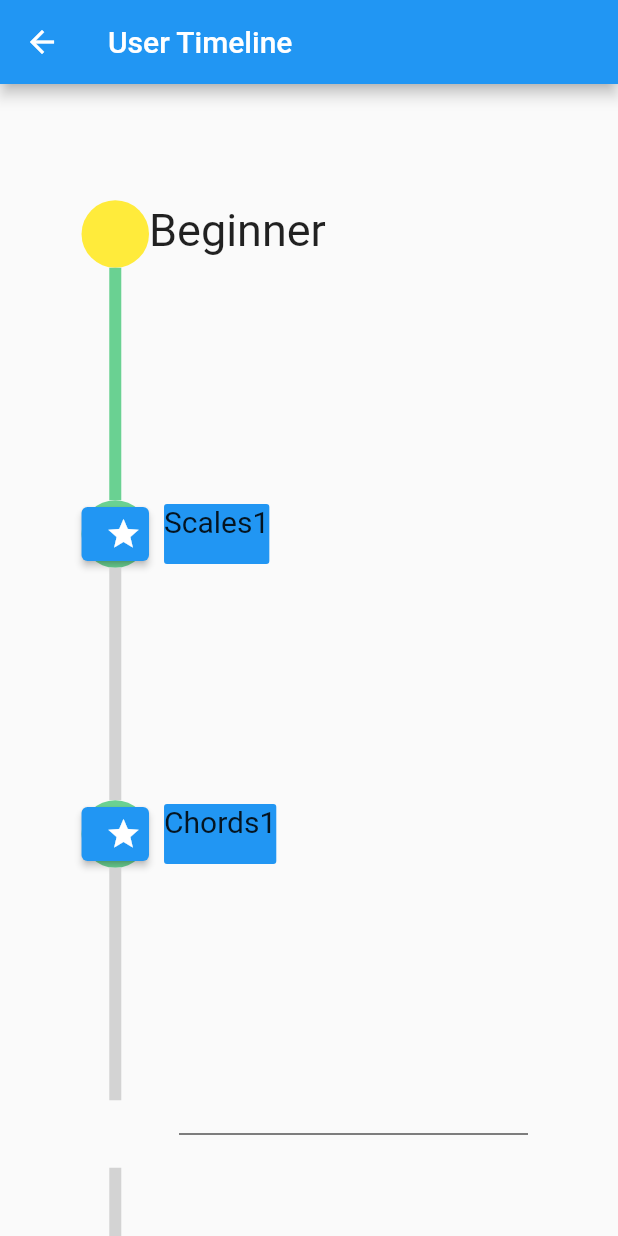
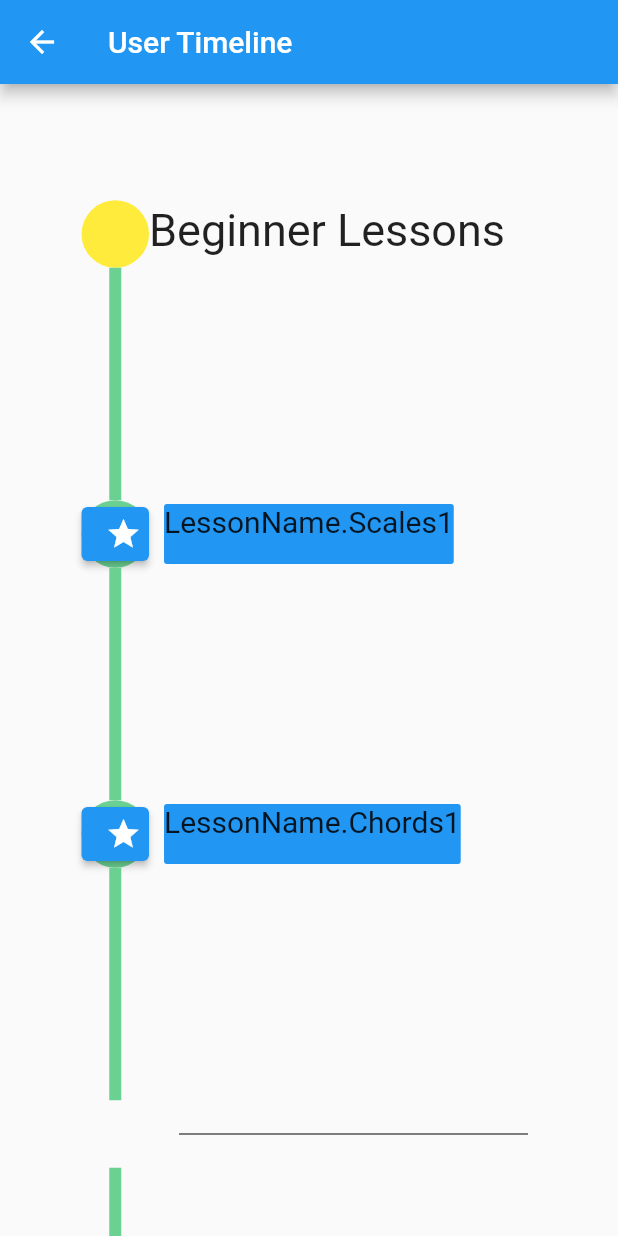
Before and after one commit to michaelmjh/capstoneMusicTheoryApp, a Flutter app: the screen it shows after launch, after a tap on "Timeline", on a phone screen of 412 x 824 dp. Run offline on Flutter 3.47's test engine with Material 2 defaults, Android fonts, the phone set to English and light mode, and no system bars; drawn by our look-alikes of timelines; our stand-ins replace card_swiper; missing offline and left inert: dart:ffi.

Commit message:
lesson page refactored to take in lesson objects, main file refactored to create lists of lessons, timeline refactored to work with lesson objects

```diff
--- a/client/music_elephant/lib/LessonAssets/lesson_assets.dart
+++ b/client/music_elephant/lib/LessonAssets/lesson_assets.dart
@@ -17,8 +17,18 @@ Lesson scales1 = Lesson(
   level: Level.beginner,
 );
 
-Lesson chords1 =
-    Lesson(name: LessonName.Chords1, slides: [], level: Level.beginner);
+Lesson chords1 = Lesson(
+    name: LessonName.Chords1,
+    slides: [
+      scalesSlide1,
+      scalesSlide2,
+      scalesSlide3,
+      scalesSlide4,
+      scalesSlide5,
+      scalesSlide6,
+      scalesSlide7
+    ],
+    level: Level.beginner);
 
 Lesson scales2 =
     Lesson(name: LessonName.Scales2, slides: [], level: Level.intermediate);
--- a/client/music_elephant/lib/LessonAssets/lesson_model.dart
+++ b/client/music_elephant/lib/LessonAssets/lesson_model.dart
@@ -20,7 +20,13 @@ enum LessonName {
   Scales2,
   Chords2,
   Scales3,
-  Chords3
+  Chords3,
+  DummyBeginner,
+  DummyIntermediate,
+  DummyAdvanced,
+  DummyBegEnd,
+  DummyIntEnd,
+  DummyAdvEnd
 }
 
 class LessonSlide {
--- a/client/music_elephant/lib/main.dart
+++ b/client/music_elephant/lib/main.dart
@@ -41,8 +41,15 @@ class _MyAppState extends State<MyApp> {
 
   var selectedProfile = "";
 
-  var lessons = [scales1];
-  var currentLesson = scales1;
+  var lessons = [scales1, scales2, scales3, chords1, chords2, chords3];
+  var completedLessons = [scales1, chords1, scales2];
+  var selectedLesson;
+
+  void setSelectedLesson(lesson) {
+    setState(() {
+      selectedLesson = lesson;
+    });
+  }
 
   void setSelectedProfile(newProfile) {
     setState(() {
@@ -88,7 +95,7 @@ class _MyAppState extends State<MyApp> {
         '/': (context) => const HomePage(),
         '/quiz': (context) =>
             Quiz(selectedQuestions, updateProgress, quizGenerator),
-        '/lesson': (context) => Lesson(lessons[0]),
+        '/lesson': (context) => Lesson(selectedLesson),
         '/landingpage': (context) => LandingPage(
               progress,
               currentDifficulty,
@@ -96,7 +103,7 @@ class _MyAppState extends State<MyApp> {
         '/journey': (context) => Journey(selectedProfile, quizGenerator),
         '/users': (context) => UserContainer(users, setSelectedProfile),
         '/profile': (context) => SpecificProfile(selectedProfile),
-        '/timeline': (countext) => Timeline(),
+        '/timeline': (countext) => Timeline(lessons, completedLessons, setSelectedLesson),
       },
     );
   }
--- a/client/music_elephant/lib/timeline.dart
+++ b/client/music_elephant/lib/timeline.dart
@@ -8,60 +8,61 @@ import 'package:timelines/timelines.dart';
 
 import 'dart:math';
 
+import 'LessonAssets/lesson_model.dart';
+import 'QuestionAssets/Enums/level.dart';
+
 class Timeline extends StatefulWidget {
-  const Timeline({super.key});
+  final lessons;
+  final completedLessons;
+  final setSelectedLesson;
+
+  const Timeline(this.lessons, this.completedLessons, this.setSelectedLesson,
+      {super.key});
 
   @override
   State<Timeline> createState() => _TimelineState();
 }
 
 class _TimelineState extends State<Timeline> {
-  var kTileHeight = 50.0;
-
-  var list = [
-    {'title': 'Scales1', 'status': _TimelineStatus.done, 'level': 'beginner'},
-    {'title': 'Chords1', 'status': _TimelineStatus.done, 'level': 'beginner'},
-    {
-      'title': 'Scales2',
-      'status': _TimelineStatus.todo,
-      'level': 'intermediate'
-    },
-    {
-      'title': 'Chords2',
-      'status': _TimelineStatus.todo,
-      'level': 'intermediate'
-    },
-    {'title': 'Scales3', 'status': _TimelineStatus.todo, 'level': 'advanced'},
-    {'title': 'Chords3', 'status': _TimelineStatus.todo, 'level': 'advanced'},
-  ];
-
   var begList = [];
   var intList = [];
   var advList = [];
   var newList = [];
 
   void getLevels() {
-    for (var item in list) {
-      if (item['level'] == 'beginner') {
+    for (var item in widget.lessons) {
+      if (item.level == Level.beginner) {
         begList.add(item);
-      } else if (item['level'] == 'intermediate') {
+      } else if (item.level == Level.intermediate) {
         intList.add(item);
-      } else if (item['level'] == 'advanced') {
+      } else if (item.level == Level.advanced) {
         advList.add(item);
       }
     }
   }
 
+  Lesson dummyBegStart =
+      Lesson(name: LessonName.DummyBeginner, slides: [], level: Level.beginner);
+  Lesson dummyBegEnd =
+      Lesson(name: LessonName.DummyBegEnd, slides: [], level: Level.beginner);
+  Lesson dummyIntStart = Lesson(
+      name: LessonName.DummyIntermediate,
+      slides: [],
+      level: Level.intermediate);
+  Lesson dummyIntEnd = Lesson(
+      name: LessonName.DummyIntEnd, slides: [], level: Level.intermediate);
+  Lesson dummyAdvStart =
+      Lesson(name: LessonName.DummyAdvanced, slides: [], level: Level.advanced);
+  Lesson dummyAdvEnd =
+      Lesson(name: LessonName.DummyAdvEnd, slides: [], level: Level.advanced);
+
   void setNewList() {
-    begList
-        .insert(0, {'title': 'Beginner', 'status': null, 'level': 'beginner'});
-    begList.add({'title': 'beg_end', 'status': null, 'level': 'beginner'});
-    intList.insert(
-        0, {'title': 'Intermediate', 'status': null, 'level': 'intermediate'});
-    intList.add({'title': 'int_end', 'status': null, 'level': 'intermediate'});
-    advList
-        .insert(0, {'title': 'Advanced', 'status': null, 'level': 'advanced'});
-    advList.add({'title': 'adv_end', 'status': null, 'level': 'advanced'});
+    begList.insert(0, dummyBegStart);
+    begList.add(dummyBegEnd);
+    intList.insert(0, dummyIntStart);
+    intList.add(dummyIntEnd);
+    advList.insert(0, dummyAdvStart);
+    advList.add(dummyAdvEnd);
     for (var item in begList) {
       newList.add(item);
     }
@@ -71,7 +72,6 @@ class _TimelineState extends State<Timeline> {
     for (var item in advList) {
       newList.add(item);
     }
-    // print(newList);
   }
 
   @override
@@ -86,7 +86,8 @@ class _TimelineState extends State<Timeline> {
             padding: const EdgeInsets.symmetric(horizontal: 40),
             child: Row(
               children: [
-                _Timeline1(list, getLevels, setNewList, newList),
+                _Timeline1(getLevels, setNewList, newList,
+                    widget.completedLessons, widget.setSelectedLesson),
               ],
             ),
           ),
@@ -97,12 +98,14 @@ class _TimelineState extends State<Timeline> {
 }
 
 class _Timeline1 extends StatelessWidget {
-  final list;
   final getLevels;
   final setNewList;
   final newList;
+  final completedLessons;
+  final setSelectedLesson;
 
-  const _Timeline1(this.list, this.getLevels, this.setNewList, this.newList);
+  const _Timeline1(this.getLevels, this.setNewList, this.newList,
+      this.completedLessons, this.setSelectedLesson);
 
   @override
   Widget build(BuildContext context) {
@@ -122,41 +125,51 @@ class _Timeline1 extends StatelessWidget {
         ),
         builder: TimelineTileBuilder.connected(
           contentsBuilder: (context, index) {
-            if (data[index]['level'] == 'beginner') {
+            if (data[index].level == Level.beginner) {
               return _EmptyContentsBeginner(data[index]);
-            } else if (data[index]['level'] == 'intermediate') {
+            } else if (data[index].level == Level.intermediate) {
               return _EmptyContentsInt(data[index]);
-            } else if (data[index]['level'] == 'advanced') {
+            } else if (data[index].level == Level.advanced) {
               return _EmptyContentsAdv(data[index]);
             }
           },
           connectorBuilder: (_, index, __) {
-            if (index == 0) {
+            if (index == 0 || completedLessons.contains(data[index])) {
+              return SolidLineConnector(color: Color(0xff6ad192));
+            } else if (data[index].name == LessonName.DummyBeginner ||
+                data[index].name == LessonName.DummyBegEnd) {
               return SolidLineConnector(color: Color(0xff6ad192));
             } else {
               return SolidLineConnector();
             }
           },
           indicatorBuilder: (_, index) {
-            if (data[index]['title'] == 'Beginner') {
+            if (data[index].name == LessonName.DummyBeginner) {
               return DotIndicator(color: Colors.yellow);
-            } else if (data[index]['title'] == 'beg_end') {
+            } else if (data[index].name == LessonName.DummyBegEnd) {
               return null;
-            } else if (data[index]['title'] == 'Intermediate') {
+            } else if (data[index].name == LessonName.DummyIntermediate) {
               return DotIndicator(color: Colors.orange);
+            } else if (data[index].name == LessonName.DummyIntEnd) {
+              return null;
+            } else if (data[index].name == LessonName.DummyAdvanced) {
+              return DotIndicator(color: Colors.teal);
+            } else if (data[index].name == LessonName.DummyAdvEnd) {
+              return null;
             } else {
-              switch (data[index]['status']) {
-                case _TimelineStatus.done:
+              switch (completedLessons.contains(data[index])) {
+                case true:
                   return DotIndicator(
                     color: Color(0xff6ad192),
                     child: ElevatedButton(
                       child: Icon(Icons.star),
                       onPressed: () {
+                        setSelectedLesson(data[index]);
                         Navigator.pushNamed(context, '/landingpage');
                       },
                     ),
                   );
-                case _TimelineStatus.todo:
+                case false:
                 default:
                   return OutlinedDotIndicator(
                     color: Color(0xffbabdc0),
@@ -180,17 +193,17 @@ class _EmptyContentsBeginner extends StatelessWidget {
 
   @override
   Widget build(BuildContext context) {
-    if (listItem['title'] == 'Beginner') {
+    if (listItem.name == LessonName.DummyBeginner) {
       return Container(
           height: 40.0,
-          child: Text(listItem['title'], style: TextStyle(fontSize: 30.0)));
-    } else if (listItem['title'] == 'beg_end') {
+          child: Text("Beginner Lessons", style: TextStyle(fontSize: 30.0)));
+    } else if (listItem.name == LessonName.DummyBegEnd) {
       return Divider(color: Colors.black, indent: 20.0, endIndent: 20.0);
     } else {
       return Container(
         margin: EdgeInsets.only(left: 10.0),
         height: 40.0,
-        child: Text(listItem['title'], style: TextStyle(fontSize: 20.0)),
+        child: Text(listItem.name.toString(), style: TextStyle(fontSize: 20.0)),
         decoration: BoxDecoration(
           borderRadius: BorderRadius.circular(2.0),
           color: Colors.blue,
@@ -207,17 +220,18 @@ class _EmptyContentsInt extends StatelessWidget {
 
   @override
   Widget build(BuildContext context) {
-    if (listItem['title'] == 'Intermediate') {
+    if (listItem.name == LessonName.DummyIntermediate) {
       return Container(
           height: 40.0,
-          child: Text(listItem['title'], style: TextStyle(fontSize: 30.0)));
-    } else if (listItem['title'] == 'int_end') {
+          child:
+              Text("Intermediate Lessons", style: TextStyle(fontSize: 30.0)));
+    } else if (listItem.name == LessonName.DummyIntEnd) {
       return Divider(color: Colors.black, indent: 20.0, endIndent: 20.0);
     } else {
       return Container(
         margin: EdgeInsets.only(left: 10.0),
         height: 40.0,
-        child: Text(listItem['title'], style: TextStyle(fontSize: 20.0)),
+        child: Text(listItem.name.toString(), style: TextStyle(fontSize: 20.0)),
         decoration: BoxDecoration(
           borderRadius: BorderRadius.circular(2.0),
           color: Colors.red,
@@ -234,17 +248,17 @@ class _EmptyContentsAdv extends StatelessWidget {
 
   @override
   Widget build(BuildContext context) {
-    if (listItem['title'] == 'Advanced') {
+    if (listItem.name == LessonName.DummyAdvanced) {
       return Container(
           height: 40.0,
-          child: Text(listItem['title'], style: TextStyle(fontSize: 30.0)));
-    } else if (listItem['title'] == 'adv_end') {
+          child: Text("Advanced Lessons", style: TextStyle(fontSize: 30.0)));
+    } else if (listItem.name == LessonName.DummyAdvEnd) {
       return Divider(color: Colors.black, indent: 20.0, endIndent: 20.0);
     } else {
       return Container(
         margin: EdgeInsets.only(left: 10.0),
         height: 40.0,
-        child: Text(listItem['title'], style: TextStyle(fontSize: 20.0)),
+        child: Text(listItem.name.toString(), style: TextStyle(fontSize: 20.0)),
         decoration: BoxDecoration(
           borderRadius: BorderRadius.circular(2.0),
           color: Colors.purple,
```
